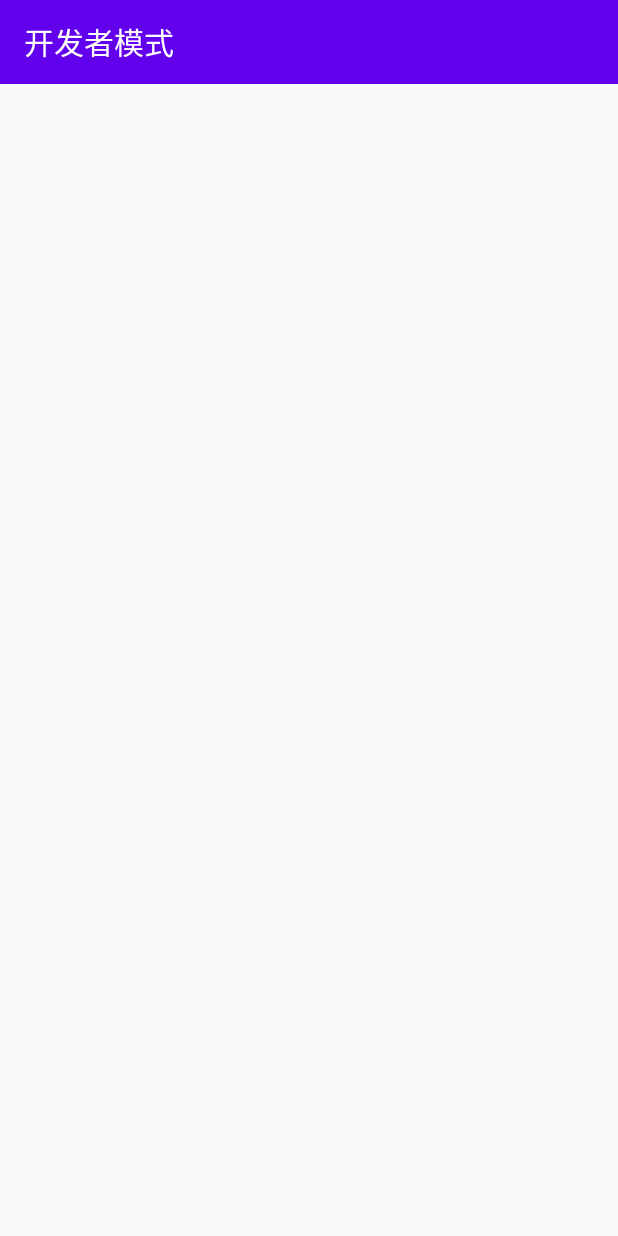
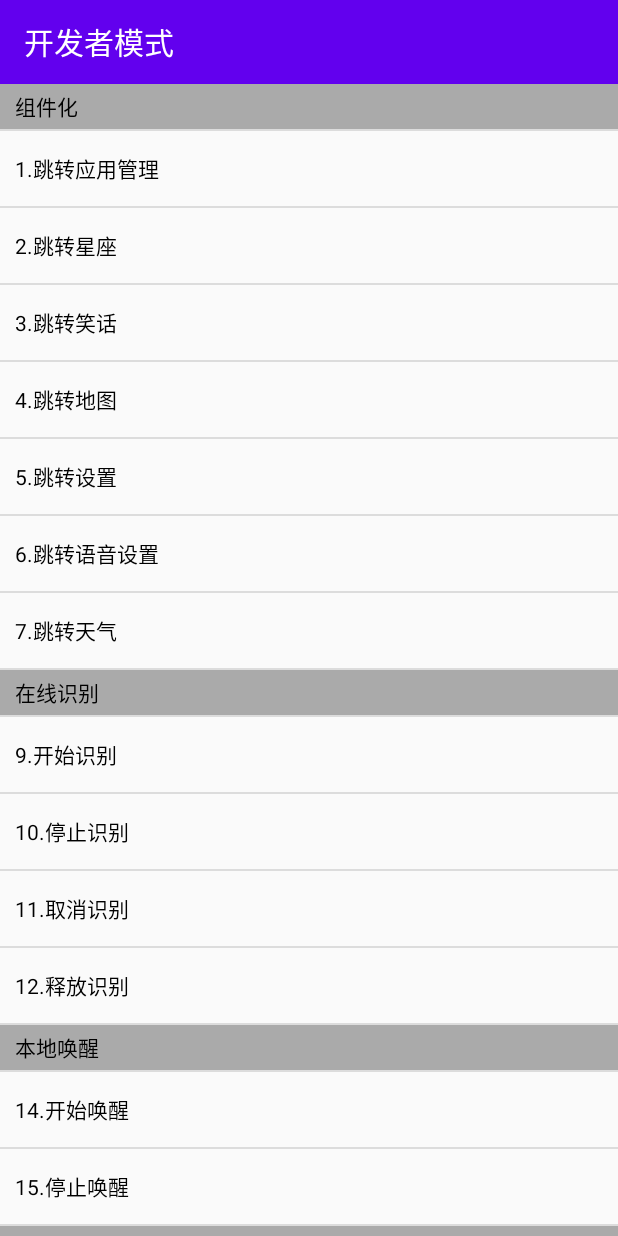
Before and after one commit to LiangLliu/AIVoiceApp, an Android app: the DeveloperActivity screen opened directly, with no data from a screen before it, on a phone screen of 412 x 824 dp. Run offline under Robolectric (Android 15) with nearby library versions, the phone set to English and light mode, and no system bars; libraries missing offline, so code that uses them is left out: com.alibaba.android.

Commit message:
调试开发者模式

```diff
--- a/app/src/main/java/com/edwin/aivoiceapp/MainActivity.kt
+++ b/app/src/main/java/com/edwin/aivoiceapp/MainActivity.kt
@@ -39,31 +39,7 @@ class MainActivity : BaseActivity() {
 
 
     override fun initView() {
-
-        mList = ArrayList()
-
-        for (i in 1..30) {
-            mList.add("第${i}个")
-        }
-
-
-        mRecyclerView.layoutManager = LinearLayoutManager(this)
-        mRecyclerView.adapter =
-            CommonAdapter(mList, object : CommonAdapter.OnBindDataListener<String> {
-                override fun onBindViewHolder(
-                    model: String,
-                    viewHolder: CommonViewHolder,
-                    type: Int,
-                    position: Int
-                ) {
-                    viewHolder.setText(R.id.textView, model)
-                }
-
-                override fun getLayoutId(type: Int): Int {
-                    return R.layout.test_item
-                }
-
-            })
+        ARouterHelper.startActivity(ARouterHelper.PATH_DEVELOPER)
     }
 
 
--- a/lib_base/src/main/res/values/strings.xml
+++ b/lib_base/src/main/res/values/strings.xml
@@ -12,8 +12,38 @@
     <string name="app_title_weather">天气</string>
 
 
-
     <string name="app_title_city_select">城市选择</string>
 
 
+    <!--固定数据-->
+    <array name="DeveloperListArray">
+        <item>[组件化]</item>
+        <item>跳转应用管理</item>
+        <item>跳转星座</item>
+        <item>跳转笑话</item>
+        <item>跳转地图</item>
+        <item>跳转设置</item>
+        <item>跳转语音设置</item>
+        <item>跳转天气</item>
+        <item>[在线识别]</item>
+        <item>开始识别</item>
+        <item>停止识别</item>
+        <item>取消识别</item>
+        <item>释放识别</item>
+        <item>[本地唤醒]</item>
+        <item>开始唤醒</item>
+        <item>停止唤醒</item>
+        <item>[离线识别]</item>
+        <item>加载离线识别</item>
+        <item>卸载离线识别</item>
+        <item>[TTS]</item>
+        <item>TTS开始</item>
+        <item>TTS暂停</item>
+        <item>TTS继续</item>
+        <item>TTS停止</item>
+        <item>TTS释放</item>
+        <item>[功能测试]</item>
+        <item>启动电话</item>
+    </array>
+
 </resources>
--- a/module_developer/src/main/java/com/edwin/module_developer/DeveloperActivity.kt
+++ b/module_developer/src/main/java/com/edwin/module_developer/DeveloperActivity.kt
@@ -1,12 +1,30 @@
 package com.edwin.module_developer
 
-import android.os.Bundle
+import androidx.recyclerview.widget.DividerItemDecoration
+import androidx.recyclerview.widget.LinearLayoutManager
 import com.alibaba.android.arouter.facade.annotation.Route
 import com.edwin.lib_base.base.BaseActivity
+import com.edwin.lib_base.base.adapter.CommonAdapter
+import com.edwin.lib_base.base.adapter.CommonViewHolder
 import com.edwin.lib_base.helper.ARouterHelper
+import com.edwin.module_developer.data.DeveloperListData
+import kotlinx.android.synthetic.main.activity_developer.*
+import java.util.ArrayList
+
+/**
+ * 开发者模式
+ */
 
 @Route(path = ARouterHelper.PATH_DEVELOPER)
 class DeveloperActivity : BaseActivity() {
+
+    //    标题
+    private val mTypeTitle = 0;
+
+    //    内容
+    private val mTypeContent = 1
+
+    private val mList = ArrayList<DeveloperListData>()
 
 
     override fun getLayoutId(): Int {
@@ -22,7 +40,95 @@ class DeveloperActivity : BaseActivity() {
     }
 
     override fun initView() {
+        initData()
+        initListView()
+    }
+
+
+    private fun initData() {
+        val dataArray = resources.getStringArray(com.edwin.lib_base.R.array.DeveloperListArray)
+        dataArray.forEach {
+            if (it.contains("[")) {
+                addItemData(
+                    mTypeTitle,
+                    it.replace("[", "").replace("]", "")
+                )
+            } else {
+                addItemData(mTypeContent, it)
+            }
+        }
+    }
+
+    private fun initListView() {
+        mRvDeveloperView.layoutManager = LinearLayoutManager(this)
+
+        //  分割线
+        mRvDeveloperView.addItemDecoration(
+            DividerItemDecoration(
+                this,
+                DividerItemDecoration.VERTICAL
+            )
+        )
+        //  适配器
+        mRvDeveloperView.adapter = CommonAdapter(mList,
+            object : CommonAdapter.OnMoreBindDataListener<DeveloperListData> {
+                override fun onBindViewHolder(
+                    model: DeveloperListData,
+                    viewHolder: CommonViewHolder,
+                    type: Int,
+                    position: Int
+                ) {
+                    when (model.type) {
+                        mTypeTitle -> viewHolder.setText(R.id.mTvDeveloperTitle, model.text)
+
+
+                        mTypeContent -> {
+                            viewHolder.setText(
+                                R.id.mTvDeveloperContent,
+                                "${position}.${model.text}"
+                            )
+
+                            viewHolder.itemView.setOnClickListener {
+                                itemClick(position)
+                            }
+                        }
+
+                    }
+                }
+
+                override fun getLayoutId(type: Int): Int {
+                    return if (type == mTypeTitle) {
+                        R.layout.layout_developer_title
+                    } else {
+                        R.layout.layout_developer_content
+                    }
+                }
+
+                override fun getItemType(position: Int): Int {
+                    return mList[position].type
+                }
+
+            })
+
 
     }
 
+    //    添加数据
+    private fun addItemData(type: Int, text: String) {
+        mList.add(DeveloperListData(type, text))
+    }
+
+    //    点击事件
+    private fun itemClick(position: Int) {
+        when (position) {
+            1 -> ARouterHelper.startActivity(ARouterHelper.PATH_APP_MANAGER)
+            2 -> ARouterHelper.startActivity(ARouterHelper.PATH_CONSTELLATION)
+            3 -> ARouterHelper.startActivity(ARouterHelper.PATH_JOKE)
+            4 -> ARouterHelper.startActivity(ARouterHelper.PATH_MAP)
+            5 -> ARouterHelper.startActivity(ARouterHelper.PATH_SETTING)
+            6 -> ARouterHelper.startActivity(ARouterHelper.PATH_VOICE_SETTING)
+            7 -> ARouterHelper.startActivity(ARouterHelper.PATH_WEATHER)
+        }
+    }
+
 }
--- /dev/null
+++ b/module_developer/src/main/java/com/edwin/module_developer/data/DeveloperListData.kt
@@ -0,0 +1,6 @@
+package com.edwin.module_developer.data
+
+data class DeveloperListData(
+    var type: Int,
+    var text: String
+)
--- a/module_developer/src/main/res/layout/activity_developer.xml
+++ b/module_developer/src/main/res/layout/activity_developer.xml
@@ -1,6 +1,13 @@
 <?xml version="1.0" encoding="utf-8"?>
-<androidx.constraintlayout.widget.ConstraintLayout
-    xmlns:android="http://schemas.android.com/apk/res/android" android:layout_width="match_parent"
-    android:layout_height="match_parent">
+<LinearLayout xmlns:android="http://schemas.android.com/apk/res/android"
+    android:layout_width="match_parent"
+    android:layout_height="match_parent"
+    android:orientation="vertical">
 
-</androidx.constraintlayout.widget.ConstraintLayout>
+    <androidx.recyclerview.widget.RecyclerView
+        android:id="@+id/mRvDeveloperView"
+        android:layout_width="match_parent"
+        android:layout_height="match_parent" />
+
+
+</LinearLayout>
--- /dev/null
+++ b/module_developer/src/main/res/layout/layout_developer_content.xml
@@ -0,0 +1,12 @@
+<?xml version="1.0" encoding="utf-8"?>
+<TextView xmlns:android="http://schemas.android.com/apk/res/android"
+    android:id="@+id/mTvDeveloperContent"
+    android:layout_width="match_parent"
+    android:layout_height="50dp"
+    android:background="?android:attr/selectableItemBackground"
+    android:gravity="center_vertical"
+    android:paddingStart="10dp"
+    android:paddingEnd="0dp"
+    android:textColor="@android:color/black">
+
+</TextView>
--- /dev/null
+++ b/module_developer/src/main/res/layout/layout_developer_title.xml
@@ -0,0 +1,12 @@
+<?xml version="1.0" encoding="utf-8"?>
+<TextView xmlns:android="http://schemas.android.com/apk/res/android"
+    android:id="@+id/mTvDeveloperTitle"
+    android:layout_width="match_parent"
+    android:layout_height="30dp"
+    android:background="@android:color/darker_gray"
+    android:gravity="center_vertical"
+    android:paddingStart="10dp"
+    android:paddingEnd="0dp"
+    android:textColor="@android:color/black">
+
+</TextView>
```
